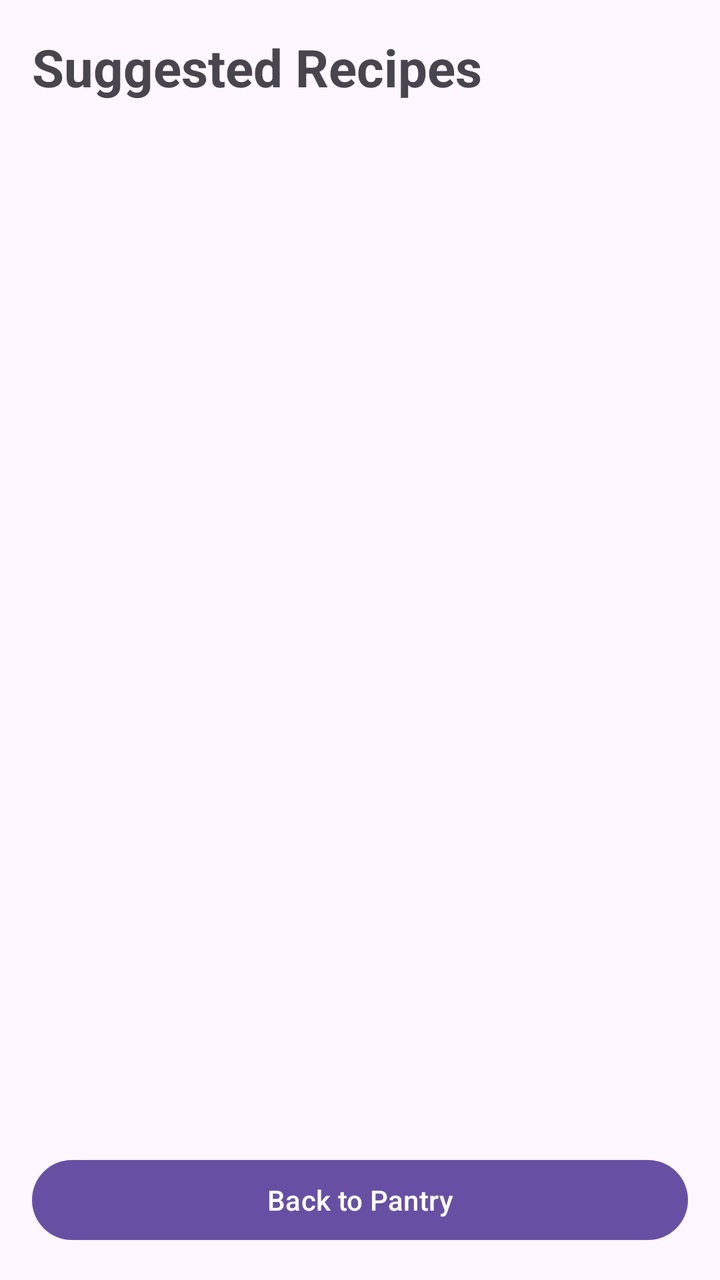
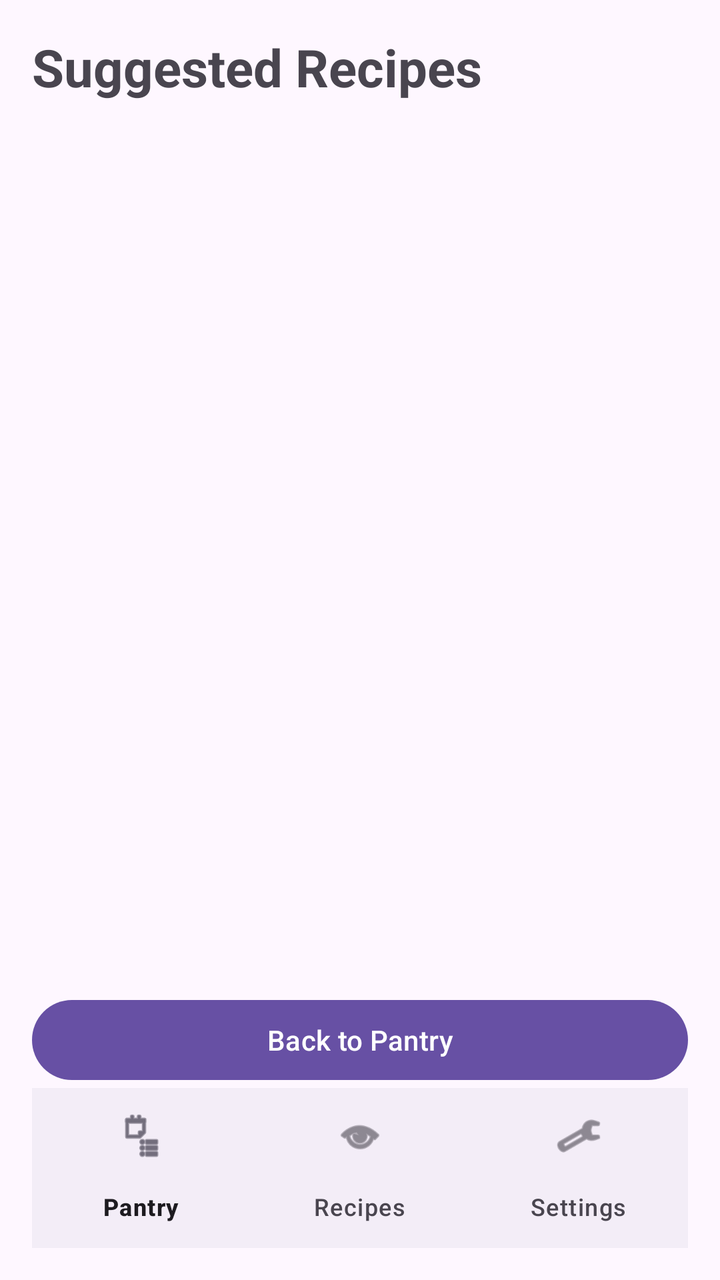

Screens rendered from an Android XML layout before and after an edit, with the pre-edit source and the edit as a unified diff.
<!-- AndroidManifest.xml: application theme Theme.SmartPantryManager -->
<!-- res/layout/activity_suggested.xml -->
<?xml version="1.0" encoding="utf-8"?>
<LinearLayout xmlns:android="http://schemas.android.com/apk/res/android"
    android:id="@+id/suggestedRoot"
    android:layout_width="match_parent"
    android:layout_height="match_parent"
    android:orientation="vertical"
    android:padding="16dp">

    <TextView
        android:layout_width="match_parent"
        android:layout_height="wrap_content"
        android:text="Suggested Recipes"
        android:textSize="26sp"
        android:textStyle="bold"
        android:paddingBottom="8dp" />

    <TextView
        android:id="@+id/tvNoMatch"
        android:layout_width="match_parent"
        android:layout_height="wrap_content"
        android:text="No recipes match your pantry yet - add more ingredients"
        android:textSize="16sp"
        android:gravity="center"
        android:padding="32dp"
        android:visibility="gone" />

    <androidx.recyclerview.widget.RecyclerView
        android:id="@+id/rvRecipes"
        android:layout_width="match_parent"
        android:layout_height="0dp"
        android:layout_weight="1" />

    <Button
        android:id="@+id/btnBack"
        android:layout_width="match_parent"
        android:layout_height="wrap_content"
        android:text="Back to Pantry" />
</LinearLayout>
<!-- resources referenced by this layout -->
<resources>
  <style name="Theme.SmartPantryManager" parent="Base.Theme.SmartPantryManager" />
  <style name="Base.Theme.SmartPantryManager" parent="Theme.Material3.DayNight.NoActionBar">
          
          
      </style>
</resources>

<!-- the commit's change to res/layout/activity_suggested.xml (unified diff, before → after) -->
@@ -1,5 +1,6 @@
 <?xml version="1.0" encoding="utf-8"?>
 <LinearLayout xmlns:android="http://schemas.android.com/apk/res/android"
+    xmlns:app="http://schemas.android.com/apk/res-auto"
     android:id="@+id/suggestedRoot"
     android:layout_width="match_parent"
     android:layout_height="match_parent"
@@ -35,4 +36,10 @@
         android:layout_width="match_parent"
         android:layout_height="wrap_content"
         android:text="Back to Pantry" />
+
+    <com.google.android.material.bottomnavigation.BottomNavigationView
+        android:id="@+id/bottomNav"
+        android:layout_width="match_parent"
+        android:layout_height="wrap_content"
+        app:menu="@menu/bottom_nav_menu" />
 </LinearLayout>
